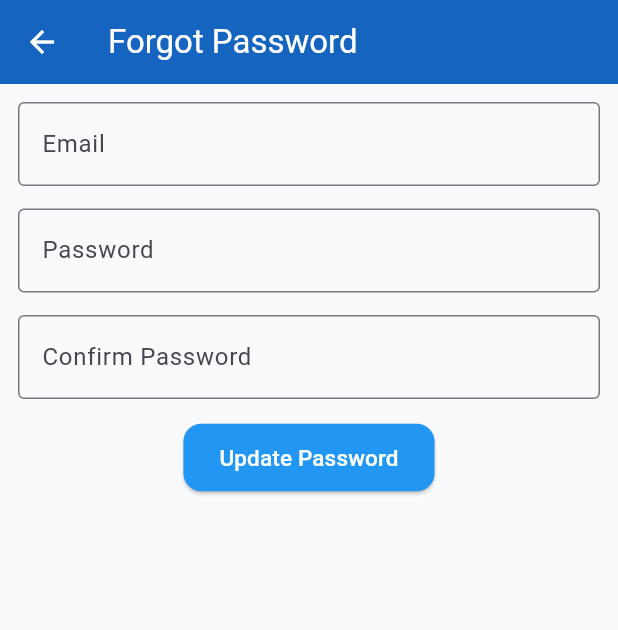
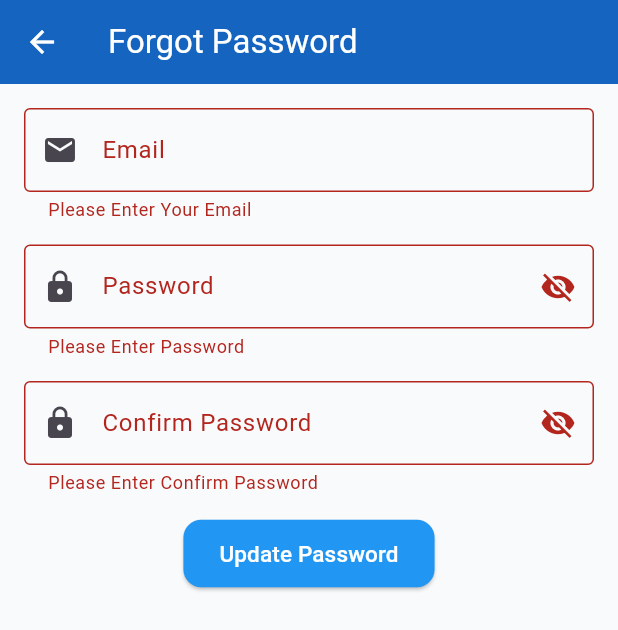
Before and after one commit to vaishvi16/project_management_admin, a Flutter app: the ForgotPasswordScreen screen opened directly, after a tap on "Update Password", on a phone screen of 412 x 824 dp. Shown: the top 630 px of the screen. Run offline on Flutter 3.47's test engine with Material 3 defaults, Android fonts, the phone set to English and light mode, and no system bars; our stand-ins replace connectivity_plus, shared_preferences; accounts and stored records are empty.

Commit message:
validation complete forgot pass screen

```diff
--- a/lib/screens/forgot_password_screen.dart
+++ b/lib/screens/forgot_password_screen.dart
@@ -8,6 +8,13 @@ class ForgotPasswordScreen extends StatefulWidget {
 }
 
 class _ForgotPasswordScreenState extends State<ForgotPasswordScreen> {
+  final _formKey = GlobalKey<FormState>();
+  TextEditingController _emailcontoller = new TextEditingController();
+  TextEditingController _passcontoller = new TextEditingController();
+  TextEditingController _confirmpasscontoller = new TextEditingController();
+  bool _obscurePassword = true;
+  bool _obscureConfromPassword = true;
+
   @override
   Widget build(BuildContext context) {
     return Scaffold(
@@ -17,33 +24,82 @@ class _ForgotPasswordScreenState extends State<ForgotPasswordScreen> {
         foregroundColor: Colors.white,
       ),
 
-      body: Padding(
-        padding: const EdgeInsets.all(12.0),
+      body: Form(
+        key: _formKey,
+        child: Padding(
+          padding: const EdgeInsets.all(16.0),
           child: Column(
             children: [
               TextFormField(
+                validator: (val) {
+                  if (val!.isEmpty) {
+                    return "Please Enter Your Email";
+                  }
+                  return null;
+                },
+                controller: _emailcontoller,
                 decoration: InputDecoration(
                   border: OutlineInputBorder(),
+                  prefixIcon: Icon(Icons.email),
                   labelText: "Email",
                 ),
               ),
               SizedBox(height: 15),
               TextFormField(
+                validator: (val) {
+                  if (val!.isEmpty) {
+                    return "Please Enter Password";
+                  }
+                  if (val.length < 6) {
+                    return "Password Must Be at least 6 characters";
+                  }
+                  return null;
+                },
+                controller: _passcontoller,
+                  obscureText: _obscurePassword,
                 decoration: InputDecoration(
                   border: OutlineInputBorder(),
                   labelText: "Password",
+                  prefixIcon: Icon(Icons.lock),
+                  suffixIcon: IconButton(
+                    icon: Icon(
+                      _obscurePassword
+                          ? Icons.visibility_off
+                          : Icons.visibility,
+                    ),
+                    onPressed: () =>
+                        setState(() => _obscurePassword = !_obscurePassword),
+                  ),
                 ),
               ),
               SizedBox(height: 15),
               TextFormField(
+                validator: (val) {
+                  if (val!.isEmpty) {
+                    return "Please Enter Confirm Password";
+                  }
+                  return null;
+                },
+                controller: _confirmpasscontoller,
+                obscureText: _obscureConfromPassword,
                 decoration: InputDecoration(
                   border: OutlineInputBorder(),
                   labelText: "Confirm Password",
+                  prefixIcon: Icon(Icons.lock),
+                  suffixIcon: IconButton(
+                    icon: Icon(
+                      _obscureConfromPassword
+                          ? Icons.visibility_off
+                          : Icons.visibility,
+                    ),
+                    onPressed: () =>
+                        setState(() => _obscureConfromPassword = !_obscureConfromPassword),
+                  ),
                 ),
               ),
               SizedBox(height: 15),
               ElevatedButton(
-              onPressed: () {},
+                onPressed: _validationform,
                 style: ElevatedButton.styleFrom(
                   backgroundColor: Colors.blue,
                   foregroundColor: Colors.white,
@@ -53,6 +109,23 @@ class _ForgotPasswordScreenState extends State<ForgotPasswordScreen> {
             ],
           ),
         ),
+      ),
     );
   }
+
+  _validationform() {
+    if (_formKey.currentState!.validate()) {
+      String password=_passcontoller.text.toString();
+      String confirmpass=_confirmpasscontoller.text.toString();
+      if(password==confirmpass){
+        ScaffoldMessenger.of(
+          context,
+        ).showSnackBar(SnackBar(content: Text("Login Succesfully ")));
+      }else{
+        ScaffoldMessenger.of(
+          context,
+        ).showSnackBar(SnackBar(content: Text("password and confrompassword should be same ")));
       }
+    }
+  }
+}
```
Lines whose indentation alone changed are shown as unchanged.
